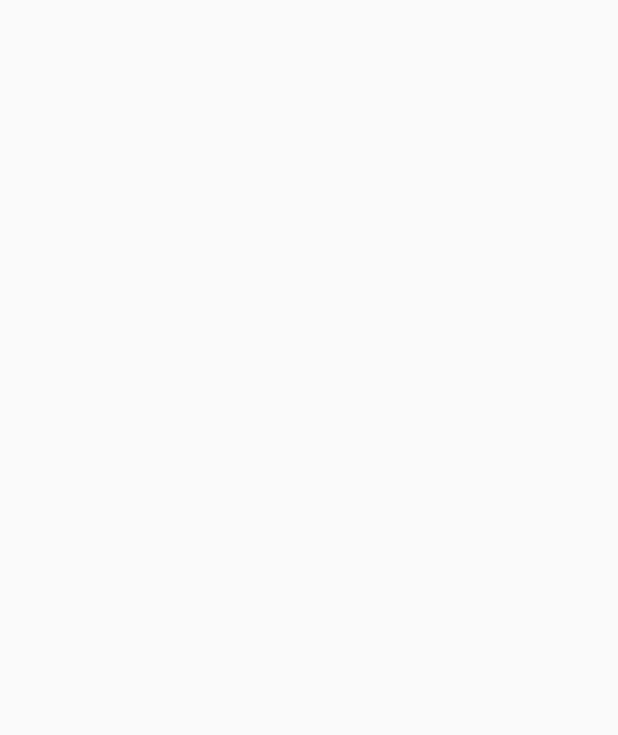
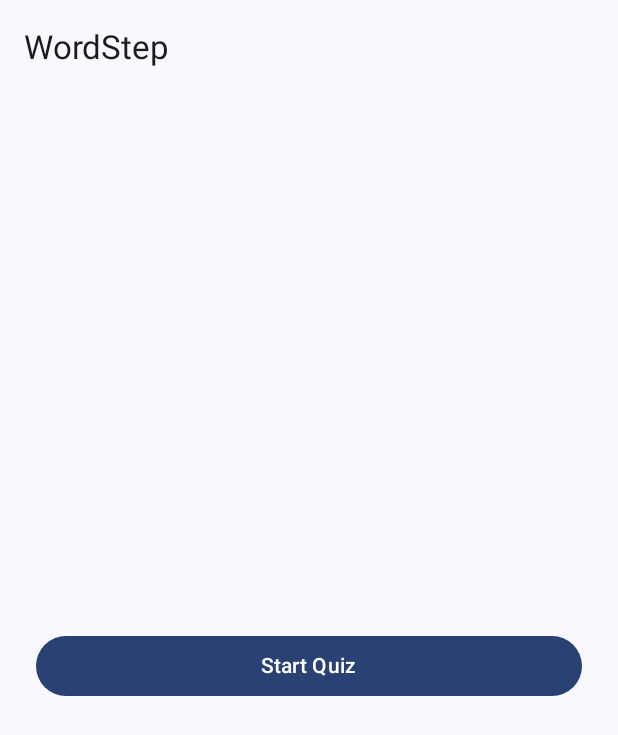
Before and after one commit to doman0902/WordSteps, an Android app built with Jetpack Compose: the screen it shows after launch (MainActivity), on a phone screen of 412 x 824 dp. Before the commit the part shown is empty. Shown: the top 735 px of the screen. Run offline under Robolectric (Android 15) with nearby library versions, the phone set to English and light mode, and no system bars.

Commit message:
Modified NavGraph.kt and MainMenuScreen.kt

```diff
--- a/AndroidApp/app/src/main/java/com/example/androidapp/navigation/NavGraph.kt
+++ b/AndroidApp/app/src/main/java/com/example/androidapp/navigation/NavGraph.kt
@@ -1,4 +1,17 @@
 package com.example.androidapp.navigation
-class NavGraph (){
+
+import androidx.compose.runtime.Composable
+import androidx.navigation.NavHostController
+import androidx.navigation.compose.NavHost
+import androidx.navigation.compose.composable
+import androidx.navigation.compose.rememberNavController
+import com.example.androidapp.ui.screens.*
+
+@Composable
+fun NavGraph(navController:NavHostController=rememberNavController()) {
+    NavHost(navController, startDestination = "main_menu"){
+        composable("main_menu") {MainMenuScreen(navController)}
+        //composable("quiz") { QuizScreen(navController) }
+    }
 
 }
--- a/AndroidApp/app/src/main/java/com/example/androidapp/ui/screens/MainMenuScreen.kt
+++ b/AndroidApp/app/src/main/java/com/example/androidapp/ui/screens/MainMenuScreen.kt
@@ -1,5 +1,51 @@
 package com.example.androidapp.ui.screens
 
-class MainMenuScreen (){
+import androidx.compose.foundation.layout.Arrangement
+import androidx.compose.foundation.layout.Column
+import androidx.compose.foundation.layout.fillMaxSize
+import androidx.compose.foundation.layout.fillMaxWidth
+import androidx.compose.foundation.layout.padding
+import androidx.compose.material3.Button
+import androidx.compose.material3.ExperimentalMaterial3Api
+import androidx.compose.material3.Scaffold
+import androidx.compose.material3.Text
+import androidx.compose.material3.TopAppBar
+import androidx.compose.runtime.Composable
+import androidx.compose.ui.Alignment
+import androidx.compose.ui.Modifier
+import androidx.compose.ui.unit.dp
+import androidx.navigation.NavController
+
+
+
+@OptIn(ExperimentalMaterial3Api::class)
+@Composable
+fun MainMenuScreen(navController: NavController) {
+    Scaffold(
+        topBar = {
+            TopAppBar(
+                title = {
+                    Text("WordStep")
+                }
+            )
+        }
+    ) {padding ->
+        Column(modifier = Modifier
+            .fillMaxSize()
+            .padding(padding)
+            .padding(24.dp),
+            horizontalAlignment = Alignment.CenterHorizontally,
+            verticalArrangement = Arrangement.Center)
+        {
+            Button(onClick = {navController.navigate("quiz")},
+                modifier = Modifier.fillMaxWidth())
+            {
+                Text("Start Quiz")
+            }
+        }
+
+    }
+
+
 
 }
```
